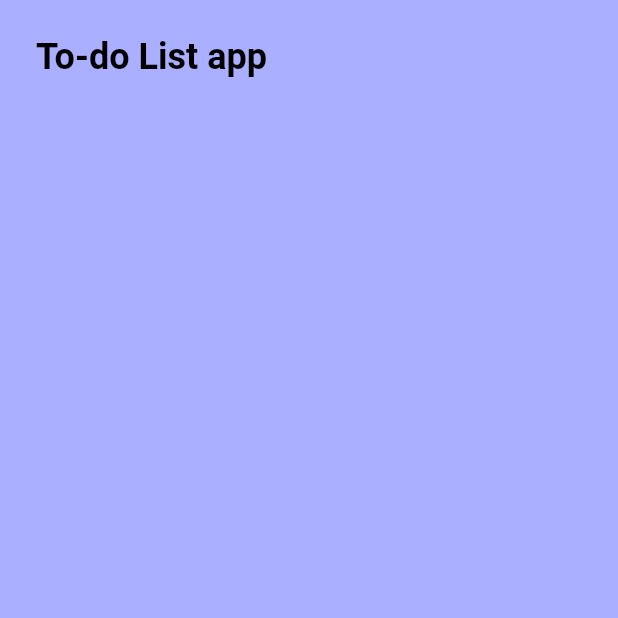
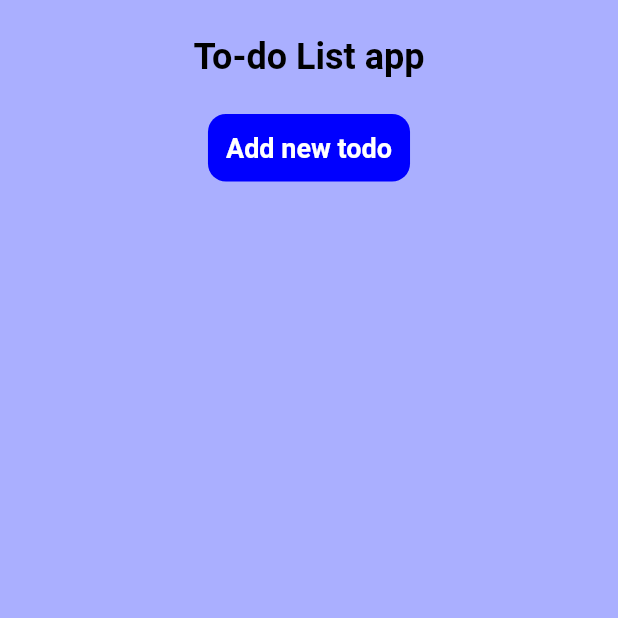
Before and after one commit to trunghq3101/onsunday_todo, a Flutter app: the screen it shows after launch, on a phone screen of 412 x 824 dp, the top half of it. Run offline on Flutter 3.47's test engine with Material 2 defaults, Android fonts, the phone set to English and light mode, and no system bars.

Commit message:
show <<add new todo>> button

```diff
--- a/lib/main.dart
+++ b/lib/main.dart
@@ -12,7 +12,9 @@ class MainApp extends StatelessWidget {
     return Container(
       color: const Color(0xFFAAAFFF),
       padding: const EdgeInsets.all(24),
-      child: const Text(
+      child: Column(
+        children: [
+          const Text(
             'To-do List app',
             textDirection: TextDirection.ltr,
             style: TextStyle(
@@ -21,6 +23,28 @@ class MainApp extends StatelessWidget {
               fontWeight: FontWeight.bold,
             ),
           ),
+          GestureDetector(
+            onTap: () {},
+            child: Container(
+              margin: const EdgeInsets.only(top: 24),
+              padding: const EdgeInsets.all(12),
+              decoration: BoxDecoration(
+                color: const Color(0xFF0000FF),
+                borderRadius: BorderRadius.circular(12),
+              ),
+              child: const Text(
+                'Add new todo',
+                textDirection: TextDirection.ltr,
+                style: TextStyle(
+                  color: Color(0xFFFFFFFF),
+                  fontSize: 18,
+                  fontWeight: FontWeight.bold,
+                ),
+              ),
+            ),
+          ),
+        ],
+      ),
     );
   }
 }
```
Lines whose indentation alone changed are shown as unchanged.
